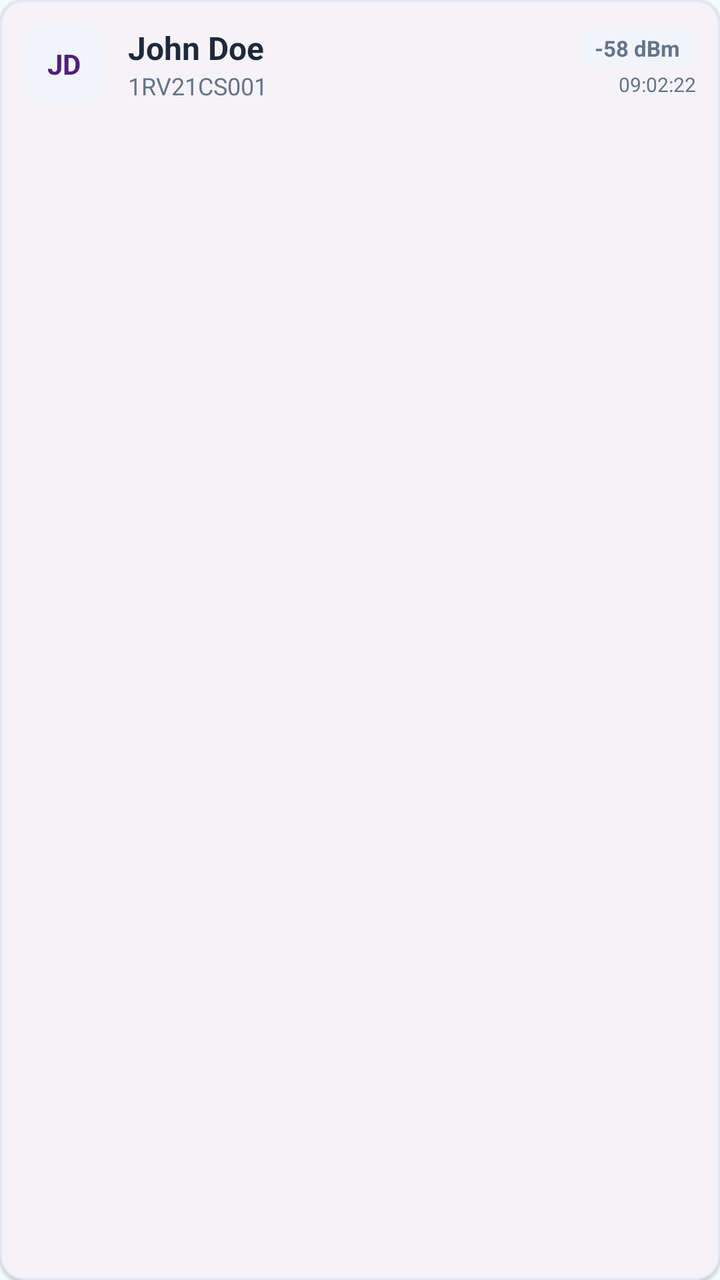
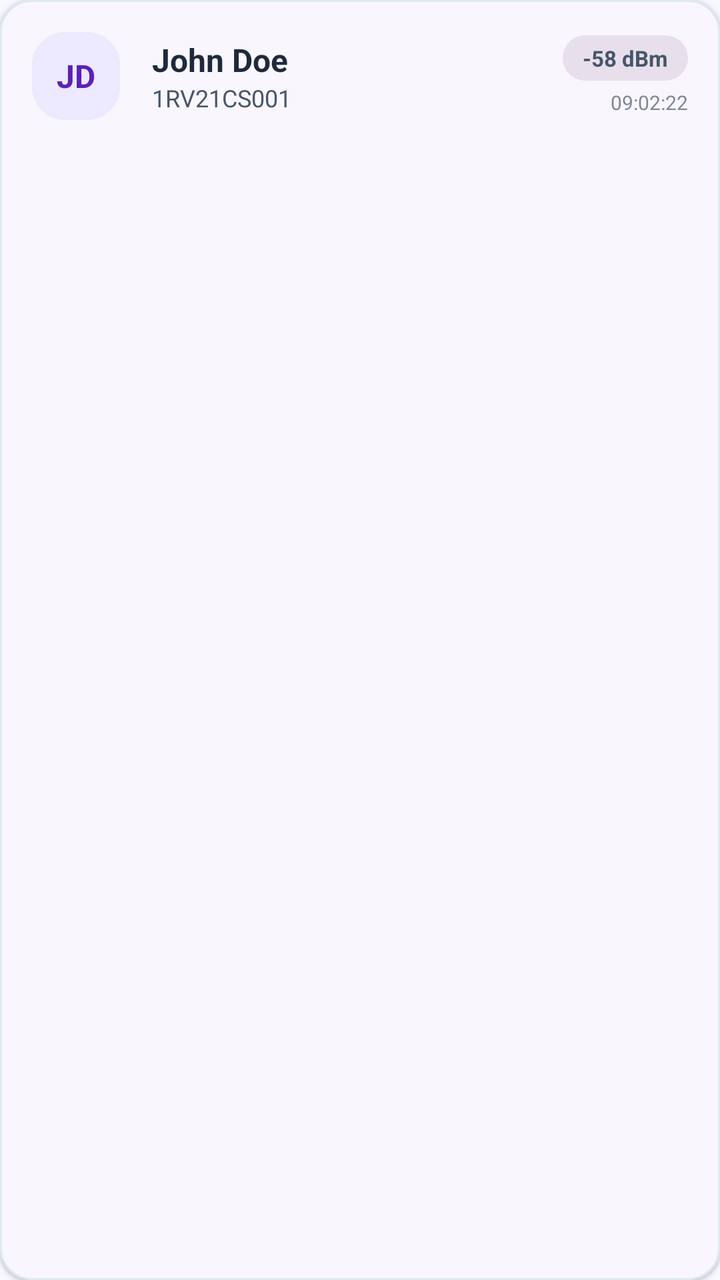

The first picture is an Android layout as it rendered before a commit; the second is the same layout after the commit. The layout source and the unified diff follow.
<!-- AndroidManifest.xml: application theme Theme.AutoAttendance -->
<!-- res/layout/student_list_item.xml -->
<?xml version="1.0" encoding="utf-8"?>
<com.google.android.material.card.MaterialCardView xmlns:android="http://schemas.android.com/apk/res/android"
    xmlns:app="http://schemas.android.com/apk/res-auto"
    android:layout_width="match_parent"
    android:layout_height="wrap_content"
    app:cardBackgroundColor="@color/white"
    app:cardCornerRadius="12dp"
    app:cardElevation="1dp"
    app:strokeColor="@color/border_subtle"
    app:strokeWidth="1dp">

    <LinearLayout
        android:layout_width="match_parent"
        android:layout_height="wrap_content"
        android:gravity="center_vertical"
        android:orientation="horizontal"
        android:padding="12dp">

        
        <FrameLayout
            android:layout_width="40dp"
            android:layout_height="40dp"
            android:background="@drawable/card_bg"
            android:backgroundTint="#F1F5F9">

            <TextView
                android:id="@+id/tvStudentInitials"
                android:layout_width="wrap_content"
                android:layout_height="wrap_content"
                android:layout_gravity="center"
                android:text="JD"
                android:textColor="@color/brand_primary"
                android:textSize="14sp"
                android:textStyle="bold" />
        </FrameLayout>

        <LinearLayout
            android:layout_width="0dp"
            android:layout_height="wrap_content"
            android:layout_marginStart="12dp"
            android:layout_weight="1"
            android:orientation="vertical">

            <TextView
                android:id="@+id/tvStudentName"
                android:layout_width="wrap_content"
                android:layout_height="wrap_content"
                android:text="John Doe"
                android:textColor="@color/text_primary"
                android:textSize="16sp"
                android:textStyle="bold" />

            <TextView
                android:id="@+id/tvStudentUsn"
                android:layout_width="wrap_content"
                android:layout_height="wrap_content"
                android:text="1RV21CS001"
                android:textColor="@color/text_secondary"
                android:textSize="12sp" />
        </LinearLayout>

        <LinearLayout
            android:layout_width="wrap_content"
            android:layout_height="wrap_content"
            android:gravity="end"
            android:orientation="vertical">

            <TextView
                android:id="@+id/tvRssiBadge"
                android:layout_width="wrap_content"
                android:layout_height="wrap_content"
                android:background="@drawable/card_bg"
                android:backgroundTint="#F1F5F9"
                android:paddingHorizontal="8dp"
                android:paddingVertical="2dp"
                android:text="-58 dBm"
                android:textColor="@color/text_secondary"
                android:textSize="11sp"
                android:textStyle="bold" />

            <TextView
                android:id="@+id/tvDetectionTime"
                android:layout_width="wrap_content"
                android:layout_height="wrap_content"
                android:layout_marginTop="2dp"
                android:text="09:02:22"
                android:textColor="@color/text_secondary"
                android:textSize="10sp" />
        </LinearLayout>
    </LinearLayout>
</com.google.android.material.card.MaterialCardView>
<!-- resources referenced by this layout -->
<resources>
  <color name="border_subtle">#E2E8F0</color>
  <color name="brand_primary">#50207A</color>
  <color name="text_primary">#1E293B</color>
  <color name="text_secondary">#64748B</color>
  <color name="white">#FFFFFFFF</color>
  <!-- drawable card_bg (drawable) -->
  <?xml version="1.0" encoding="utf-8"?>
  <shape xmlns:android="http://schemas.android.com/apk/res/android"
      android:shape="rectangle">
      <solid android:color="@color/surface_card" />
      <corners android:radius="16dp" />
      <stroke
          android:width="1dp"
          android:color="@color/border_subtle" />
  </shape>
  <style name="Theme.AutoAttendance" parent="Theme.Material3.Light.NoActionBar">
          
          <item name="colorPrimary">@color/brand_primary</item>
          <item name="colorOnPrimary">@color/white</item>
          <item name="colorPrimaryContainer">@color/brand_light</item>
          <item name="colorOnPrimaryContainer">@color/brand_primary</item>
  
          
          <item name="colorSecondary">@color/brand_accent</item>
          <item name="colorOnSecondary">@color/white</item>
  
          
          <item name="android:statusBarColor">@color/surface_background</item>
          <item name="android:windowLightStatusBar">true</item>
  
          
          <item name="android:windowBackground">@color/surface_background</item>
          <item name="colorSurface">@color/surface_card</item>
      </style>
  <color name="surface_card">#FFFFFF</color>
  <color name="brand_light">#D6B9FC</color>
  <color name="brand_accent">#838CE5</color>
  <color name="surface_background">#F8F9FE</color>
</resources>

<!-- the commit's change to res/layout/student_list_item.xml (unified diff, before → after) -->
@@ -3,10 +3,10 @@
     xmlns:app="http://schemas.android.com/apk/res-auto"
     android:layout_width="match_parent"
     android:layout_height="wrap_content"
-    app:cardBackgroundColor="@color/white"
-    app:cardCornerRadius="12dp"
+    app:cardBackgroundColor="?attr/colorSurface"
+    app:cardCornerRadius="16dp"
     app:cardElevation="1dp"
-    app:strokeColor="@color/border_subtle"
+    app:strokeColor="?attr/colorOutline"
     app:strokeWidth="1dp">
 
     <LinearLayout
@@ -14,14 +14,13 @@
         android:layout_height="wrap_content"
         android:gravity="center_vertical"
         android:orientation="horizontal"
-        android:padding="12dp">
+        android:padding="16dp">
 
-        
         <FrameLayout
-            android:layout_width="40dp"
-            android:layout_height="40dp"
+            android:layout_width="44dp"
+            android:layout_height="44dp"
             android:background="@drawable/card_bg"
-            android:backgroundTint="#F1F5F9">
+            android:backgroundTint="?attr/colorPrimaryContainer">
 
             <TextView
                 android:id="@+id/tvStudentInitials"
@@ -29,15 +28,15 @@
                 android:layout_height="wrap_content"
                 android:layout_gravity="center"
                 android:text="JD"
-                android:textColor="@color/brand_primary"
-                android:textSize="14sp"
+                android:textColor="?attr/colorOnPrimaryContainer"
+                android:textSize="16sp"
                 android:textStyle="bold" />
         </FrameLayout>
 
         <LinearLayout
             android:layout_width="0dp"
             android:layout_height="wrap_content"
-            android:layout_marginStart="12dp"
+            android:layout_marginStart="16dp"
             android:layout_weight="1"
             android:orientation="vertical">
 
@@ -46,7 +45,7 @@
                 android:layout_width="wrap_content"
                 android:layout_height="wrap_content"
                 android:text="John Doe"
-                android:textColor="@color/text_primary"
+                android:textColor="?attr/colorOnSurface"
                 android:textSize="16sp"
                 android:textStyle="bold" />
 
@@ -55,7 +54,7 @@
                 android:layout_width="wrap_content"
                 android:layout_height="wrap_content"
                 android:text="1RV21CS001"
-                android:textColor="@color/text_secondary"
+                android:textColor="?attr/colorOnSurfaceVariant"
                 android:textSize="12sp" />
         </LinearLayout>
 
@@ -70,11 +69,11 @@
                 android:layout_width="wrap_content"
                 android:layout_height="wrap_content"
                 android:background="@drawable/card_bg"
-                android:backgroundTint="#F1F5F9"
-                android:paddingHorizontal="8dp"
-                android:paddingVertical="2dp"
+                android:backgroundTint="?attr/colorSurfaceVariant"
+                android:paddingHorizontal="10dp"
+                android:paddingVertical="4dp"
                 android:text="-58 dBm"
-                android:textColor="@color/text_secondary"
+                android:textColor="?attr/colorOnSurfaceVariant"
                 android:textSize="11sp"
                 android:textStyle="bold" />
 
@@ -82,10 +81,11 @@
                 android:id="@+id/tvDetectionTime"
                 android:layout_width="wrap_content"
                 android:layout_height="wrap_content"
-                android:layout_marginTop="2dp"
+                android:layout_marginTop="4dp"
                 android:text="09:02:22"
-                android:textColor="@color/text_secondary"
-                android:textSize="10sp" />
+                android:textColor="?attr/colorOnSurfaceVariant"
+                android:textSize="10sp"
+                android:alpha="0.7" />
         </LinearLayout>
     </LinearLayout>
 </com.google.android.material.card.MaterialCardView>
<!-- resource entries referenced after the edit -->
@@ -1,10 +1,20 @@
 <!-- resources referenced by this layout -->
 <resources>
-  <color name="border_subtle">#E2E8F0</color>
-  <color name="brand_primary">#50207A</color>
-  <color name="text_primary">#1E293B</color>
-  <color name="text_secondary">#64748B</color>
-  <color name="white">#FFFFFFFF</color>
+  <color name="border_subtle">@color/borderLight</color>
+  <color name="brand_primary">@color/brandPurple</color>
+  <color name="text_primary">@color/textPrimaryLight</color>
+  <color name="text_secondary">@color/textSecondaryLight</color>
+  <color name="status_danger">#EF4444</color>
+  <color name="cardBgLight">#FFFFFF</color>
+  <color name="borderLight">#E2E8F0</color>
+  <color name="brandPurple">#8B5CF6</color>
+  <color name="brandGreen">#10B981</color>
+  <color name="canvasLight">#F8F9FE</color>
+  <color name="textPrimaryLight">#1E293B</color>
+  <color name="textSecondaryLight">#475569</color>
+  <color name="white">#FFFFFF</color>
+  <color name="brandPurpleTint">#EDE9FE</color>
+  <color name="brandPurpleBadgeText">#5B21B6</color>
   <!-- drawable card_bg (drawable) -->
   <?xml version="1.0" encoding="utf-8"?>
   <shape xmlns:android="http://schemas.android.com/apk/res/android"
@@ -15,28 +25,27 @@
           android:width="1dp"
           android:color="@color/border_subtle" />
   </shape>
-  <style name="Theme.AutoAttendance" parent="Theme.Material3.Light.NoActionBar">
-          
+  <style name="Theme.AutoAttendance" parent="Theme.Material3.DayNight.NoActionBar">
           <item name="colorPrimary">@color/brand_primary</item>
           <item name="colorOnPrimary">@color/white</item>
-          <item name="colorPrimaryContainer">@color/brand_light</item>
-          <item name="colorOnPrimaryContainer">@color/brand_primary</item>
+          <item name="colorPrimaryContainer">@color/brandPurpleTint</item>
+          <item name="colorOnPrimaryContainer">@color/brandPurpleBadgeText</item>
   
-          
           <item name="colorSecondary">@color/brand_accent</item>
           <item name="colorOnSecondary">@color/white</item>
   
-          
           <item name="android:statusBarColor">@color/surface_background</item>
           <item name="android:windowLightStatusBar">true</item>
   
-          
           <item name="android:windowBackground">@color/surface_background</item>
           <item name="colorSurface">@color/surface_card</item>
+          <item name="colorOnSurface">@color/text_primary</item>
+          <item name="colorOnSurfaceVariant">@color/text_secondary</item>
+          <item name="colorOutline">@color/border_subtle</item>
+          <item name="colorError">@color/status_danger</item>
       </style>
-  <color name="surface_card">#FFFFFF</color>
-  <color name="brand_light">#D6B9FC</color>
-  <color name="brand_accent">#838CE5</color>
-  <color name="surface_background">#F8F9FE</color>
+  <color name="surface_card">@color/cardBgLight</color>
+  <color name="brand_accent">@color/brandGreen</color>
+  <color name="surface_background">@color/canvasLight</color>
 </resources>
 
